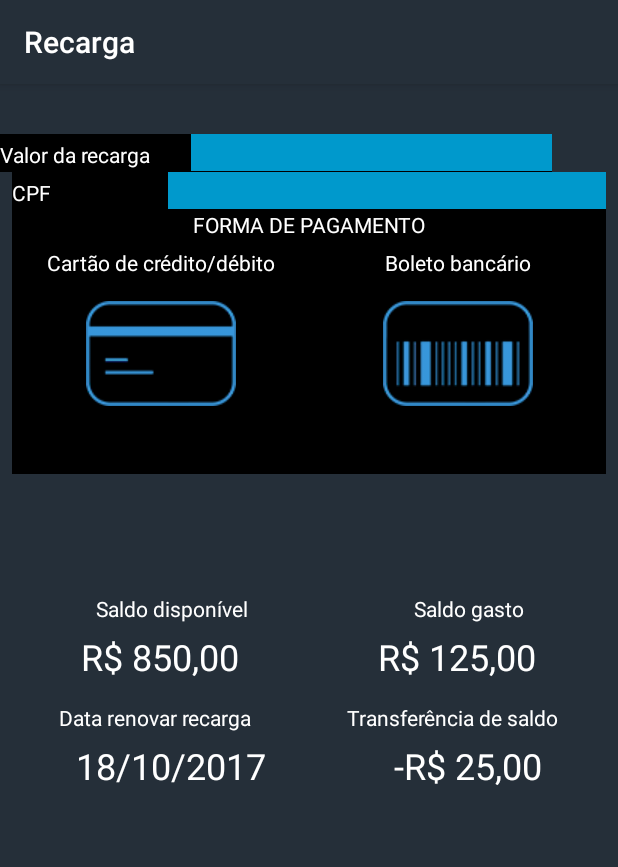
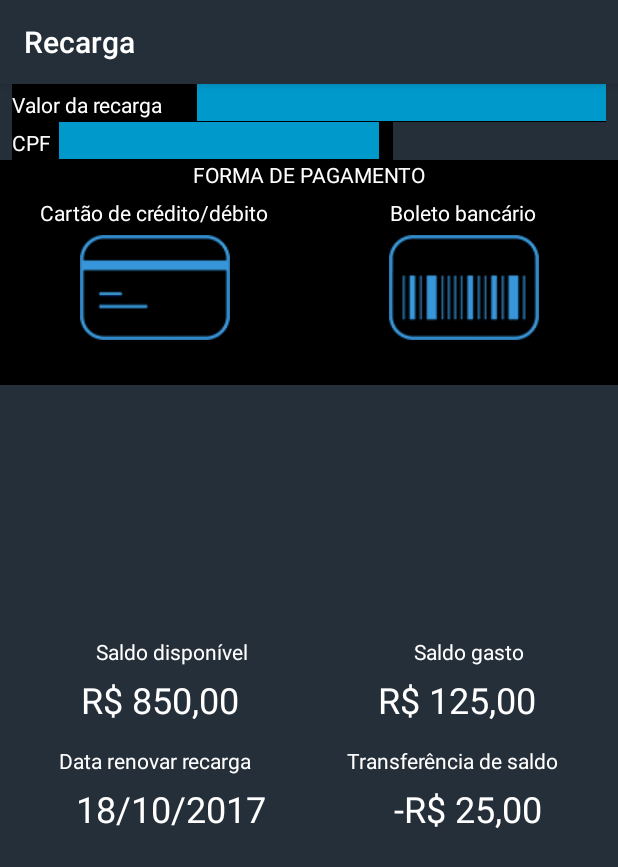
Before and after one commit to RobsonFDias/Easypasse, an Android app: the RecargaActivity screen opened directly, with no data from a screen before it, on a phone screen of 412 x 824 dp. Shown: the top 867 px of the screen. Run offline under Robolectric (Android 15) with nearby library versions, the phone set to English and light mode, and no system bars.

Commit message:
Criado include para colocar o fragment do cartão e do boleto

```diff
--- /dev/null
+++ b/app/src/main/java/com/example/gustavo/easypasse/CartaoBoletoFragment.java
@@ -0,0 +1,108 @@
+package com.example.gustavo.easypasse;
+
+import android.content.Context;
+import android.net.Uri;
+import android.os.Bundle;
+import android.support.v4.app.Fragment;
+import android.view.LayoutInflater;
+import android.view.View;
+import android.view.ViewGroup;
+
+
+/**
+ * A simple {@link Fragment} subclass.
+ * Activities that contain this fragment must implement the
+ * {@link CartaoBoletoFragment.OnFragmentInteractionListener} interface
+ * to handle interaction events.
+ * Use the {@link CartaoBoletoFragment#newInstance} factory method to
+ * create an instance of this fragment.
+ */
+public class CartaoBoletoFragment extends Fragment {
+    // TODO: Rename parameter arguments, choose names that match
+    // the fragment initialization parameters, e.g. ARG_ITEM_NUMBER
+    private static final String ARG_PARAM1 = "param1";
+    private static final String ARG_PARAM2 = "param2";
+
+    // TODO: Rename and change types of parameters
+    private String mParam1;
+    private String mParam2;
+
+    private OnFragmentInteractionListener mListener;
+
+    public CartaoBoletoFragment() {
+        // Required empty public constructor
+    }
+
+    /**
+     * Use this factory method to create a new instance of
+     * this fragment using the provided parameters.
+     *
+     * @param param1 Parameter 1.
+     * @param param2 Parameter 2.
+     * @return A new instance of fragment CartaoBoletoFragment.
+     */
+    // TODO: Rename and change types and number of parameters
+    public static CartaoBoletoFragment newInstance(String param1, String param2) {
+        CartaoBoletoFragment fragment = new CartaoBoletoFragment();
+        Bundle args = new Bundle();
+        args.putString(ARG_PARAM1, param1);
+        args.putString(ARG_PARAM2, param2);
+        fragment.setArguments(args);
+        return fragment;
+    }
+
+    @Override
+    public void onCreate(Bundle savedInstanceState) {
+        super.onCreate(savedInstanceState);
+        if (getArguments() != null) {
+            mParam1 = getArguments().getString(ARG_PARAM1);
+            mParam2 = getArguments().getString(ARG_PARAM2);
+        }
+    }
+
+    @Override
+    public View onCreateView(LayoutInflater inflater, ViewGroup container,
+                             Bundle savedInstanceState) {
+        // Inflate the layout for this fragment
+        return inflater.inflate(R.layout.fragment_cartao_boleto, container, false);
+    }
+
+    // TODO: Rename method, update argument and hook method into UI event
+    public void onButtonPressed(Uri uri) {
+        if (mListener != null) {
+            mListener.onFragmentInteraction(uri);
+        }
+    }
+
+    @Override
+    public void onAttach(Context context) {
+        super.onAttach(context);
+        if (context instanceof OnFragmentInteractionListener) {
+            mListener = (OnFragmentInteractionListener) context;
+        } else {
+            throw new RuntimeException(context.toString()
+                    + " must implement OnFragmentInteractionListener");
+        }
+    }
+
+    @Override
+    public void onDetach() {
+        super.onDetach();
+        mListener = null;
+    }
+
+    /**
+     * This interface must be implemented by activities that contain this
+     * fragment to allow an interaction in this fragment to be communicated
+     * to the activity and potentially other fragments contained in that
+     * activity.
+     * <p>
+     * See the Android Training lesson <a href=
+     * "http://developer.android.com/training/basics/fragments/communicating.html"
+     * >Communicating with Other Fragments</a> for more information.
+     */
+    public interface OnFragmentInteractionListener {
+        // TODO: Update argument type and name
+        void onFragmentInteraction(Uri uri);
+    }
+}
--- a/app/src/main/java/com/example/gustavo/easypasse/RecargaActivity.java
+++ b/app/src/main/java/com/example/gustavo/easypasse/RecargaActivity.java
@@ -32,8 +32,8 @@ public class RecargaActivity extends AppCompatActivity {
         valorRecarga = (EditText) findViewById(R.id.edtValorRecarga);
         cpf = (EditText) findViewById(R.id.edtCpf);
 
-        cartaoCreditoDebito = (ImageButton) findViewById(R.id.ibCartaoCreditoDebito);
-        boleto = (ImageButton) findViewById(R.id.ibBoleto);
+        //cartaoCreditoDebito = (ImageButton) findViewById(R.id.ibCartaoCreditoDebito);
+        //boleto = (ImageButton) findViewById(R.id.ibBoleto);
 
         saldoDisponivel = (TextView) findViewById(R.id.tvValorSaldoDisponivel);
         saldoGasto = (TextView) findViewById(R.id.tvValorSaldoGasto);
@@ -41,14 +41,14 @@ public class RecargaActivity extends AppCompatActivity {
         transSaldo = (TextView) findViewById(R.id.tvValorTransSaldo);
 
 
-        cartaoCreditoDebito.setOnClickListener(new View.OnClickListener() {
-            @Override
-            public void onClick(View view) {
-                getSupportFragmentManager().
-                        beginTransaction().
-                        replace(R.id.fragment_cartao, new CartaoCreditoFragment()).commit();
-            }
-        });
+//        cartaoCreditoDebito.setOnClickListener(new View.OnClickListener() {
+//            @Override
+//            public void onClick(View view) {
+//                getSupportFragmentManager().
+//                        beginTransaction().
+//                        replace(R.id.fragment_cartao, new CartaoCreditoFragment()).commit();
+//            }
+//        });
 
     }
 
--- a/app/src/main/res/layout/content_recarga.xml
+++ b/app/src/main/res/layout/content_recarga.xml
@@ -11,13 +11,16 @@
 
     <LinearLayout
         android:id="@+id/linearLayout11"
-        android:layout_width="368dp"
+        android:layout_width="0dp"
         android:layout_height="25dp"
+        android:layout_marginEnd="8dp"
+        android:layout_marginStart="8dp"
         android:background="@android:color/black"
         android:orientation="horizontal"
-        tools:layout_editor_absoluteX="8dp"
-        app:layout_constraintTop_toTopOf="parent"
-        android:layout_marginTop="33dp">
+        app:layout_constraintEnd_toEndOf="parent"
+        app:layout_constraintHorizontal_bias="0.0"
+        app:layout_constraintStart_toStartOf="parent"
+        app:layout_constraintTop_toTopOf="parent">
 
         <TextView
             android:id="@+id/textView6"
@@ -29,7 +32,7 @@
 
         <EditText
             android:id="@+id/edtValorRecarga"
-            android:layout_width="wrap_content"
+            android:layout_width="250dp"
             android:layout_height="wrap_content"
             android:layout_weight="1"
             android:background="@android:color/holo_blue_dark"
@@ -41,14 +44,12 @@
         android:id="@+id/linearLayout12"
         android:layout_width="0dp"
         android:layout_height="25dp"
-        android:layout_marginEnd="8dp"
-        android:layout_marginLeft="8dp"
         android:layout_marginRight="8dp"
         android:layout_marginStart="8dp"
         android:background="@android:color/black"
         android:orientation="horizontal"
-        app:layout_constraintLeft_toLeftOf="parent"
         app:layout_constraintRight_toRightOf="parent"
+        app:layout_constraintStart_toStartOf="parent"
         app:layout_constraintTop_toBottomOf="@+id/linearLayout11">
 
         <TextView
@@ -63,6 +64,8 @@
             android:id="@+id/edtCPF"
             android:layout_width="wrap_content"
             android:layout_height="wrap_content"
+            android:layout_marginLeft="5dp"
+            android:layout_marginRight="9dp"
             android:layout_weight="1"
             android:background="@android:color/holo_blue_dark"
             android:ems="10"
@@ -70,112 +73,35 @@
     </LinearLayout>
 
     <LinearLayout
-        android:id="@+id/linearLayout13"
-        android:layout_width="0dp"
-        android:layout_height="25dp"
-        android:layout_marginEnd="8dp"
-        android:layout_marginLeft="8dp"
-        android:layout_marginRight="8dp"
-        android:layout_marginStart="8dp"
+        android:id="@+id/linearLayout7"
+        android:layout_width="wrap_content"
+        android:layout_height="wrap_content"
         android:background="@android:color/black"
         android:orientation="horizontal"
-        app:layout_constraintLeft_toLeftOf="parent"
-        app:layout_constraintRight_toRightOf="parent"
-        android:layout_marginTop="0dp"
+        app:layout_constraintEnd_toEndOf="parent"
+        app:layout_constraintHorizontal_bias="0.0"
+        app:layout_constraintStart_toStartOf="parent"
         app:layout_constraintTop_toBottomOf="@+id/linearLayout12">
 
-        <TextView
-            android:id="@+id/textView9"
+        <include
+            layout="@layout/fragment_cartao_boleto"
             android:layout_width="wrap_content"
-            android:layout_height="wrap_content"
-            android:layout_weight="1"
-            android:text="FORMA DE PAGAMENTO"
-            android:textAlignment="center"
-            android:textColor="@android:color/background_light" />
-    </LinearLayout>
+            android:layout_height="wrap_content" />
 
-    <LinearLayout
-        android:id="@+id/linearLayout14"
-        android:layout_width="0dp"
-        android:layout_height="25dp"
-        android:layout_marginEnd="8dp"
-        android:layout_marginLeft="8dp"
-        android:layout_marginRight="8dp"
-        android:layout_marginStart="8dp"
-        android:layout_marginTop="0dp"
-        android:background="@android:color/black"
-        android:orientation="horizontal"
-        app:layout_constraintLeft_toLeftOf="parent"
-        app:layout_constraintRight_toRightOf="parent"
-        app:layout_constraintTop_toBottomOf="@+id/linearLayout13">
-
-        <TextView
-            android:id="@+id/textView13"
-            android:layout_width="wrap_content"
-            android:layout_height="wrap_content"
-            android:layout_weight="0.98"
-            android:text="Cartão de crédito/débito"
-            android:textAlignment="center"
-            android:textColor="@android:color/background_light" />
-
-        <TextView
-            android:id="@+id/textView16"
-            android:layout_width="150dp"
-            android:layout_height="wrap_content"
-            android:layout_weight="1"
-            android:text="Boleto bancário"
-            android:textAlignment="center"
-            android:textColor="@android:color/background_light" />
-
-    </LinearLayout>
-
-    <LinearLayout
-        android:id="@+id/linearLayout15"
-        android:layout_width="0dp"
-        android:layout_height="125dp"
-        android:layout_marginEnd="8dp"
-        android:layout_marginLeft="8dp"
-        android:layout_marginRight="8dp"
-        android:layout_marginStart="8dp"
-        android:background="@android:color/black"
-        android:orientation="horizontal"
-        app:layout_constraintLeft_toLeftOf="parent"
-        app:layout_constraintRight_toRightOf="parent"
-        app:layout_constraintTop_toBottomOf="@+id/linearLayout14">
-
-        <ImageButton
-            android:id="@+id/ibCartaoCreditoDebito"
-            android:layout_width="wrap_content"
-            android:layout_height="wrap_content"
-            android:layout_marginTop="10dp"
-            android:layout_weight="0.49"
-            android:background="@android:color/black"
-            app:srcCompat="@drawable/cartao_de_credito_01" />
-
-        <ImageButton
-            android:id="@+id/ibBoleto"
-            android:layout_width="wrap_content"
-            android:layout_height="wrap_content"
-            android:layout_marginTop="10dp"
-            android:layout_weight="0.49"
-            android:background="@android:color/black"
-            app:srcCompat="@drawable/boleto_bancario_01" />
     </LinearLayout>
 
     <LinearLayout
         android:id="@+id/linearLayout8"
         android:layout_width="0dp"
         android:layout_height="25dp"
-        android:layout_marginEnd="8dp"
         android:layout_marginLeft="8dp"
         android:layout_marginRight="8dp"
-        android:layout_marginStart="8dp"
-        android:layout_marginTop="80dp"
+        android:layout_marginTop="168dp"
         android:orientation="horizontal"
         app:layout_constraintHorizontal_bias="0.0"
         app:layout_constraintLeft_toLeftOf="parent"
         app:layout_constraintRight_toRightOf="parent"
-        app:layout_constraintTop_toBottomOf="@+id/linearLayout15">
+        app:layout_constraintTop_toBottomOf="@+id/linearLayout7">
 
         <TextView
             android:id="@+id/textView10"
@@ -266,17 +192,18 @@
     </LinearLayout>
 
     <LinearLayout
+        android:id="@+id/linearLayout15"
         android:layout_width="0dp"
         android:layout_height="40dp"
         android:layout_marginLeft="8dp"
         android:layout_marginRight="8dp"
         android:orientation="horizontal"
+        app:layout_constraintBottom_toBottomOf="parent"
         app:layout_constraintHorizontal_bias="0.0"
         app:layout_constraintLeft_toLeftOf="parent"
         app:layout_constraintRight_toRightOf="parent"
         app:layout_constraintTop_toBottomOf="@+id/linearLayout10"
-        android:layout_marginStart="8dp"
-        android:layout_marginEnd="8dp">
+        app:layout_constraintVertical_bias="0.0">
 
         <TextView
             android:id="@+id/tvDataRenovarRecarga"
--- /dev/null
+++ b/app/src/main/res/layout/fragment_cartao_boleto.xml
@@ -0,0 +1,89 @@
+<FrameLayout xmlns:android="http://schemas.android.com/apk/res/android"
+    xmlns:app="http://schemas.android.com/apk/res-auto"
+    xmlns:tools="http://schemas.android.com/tools"
+    android:layout_width="match_parent"
+    android:layout_height="match_parent"
+    tools:context="com.example.gustavo.easypasse.CartaoBoletoFragment">
+
+    <!-- TODO: Update blank fragment layout -->
+    <LinearLayout
+        android:id="@+id/linearLayout13"
+        android:layout_width="match_parent"
+        android:layout_height="25dp"
+        android:layout_marginEnd="0dp"
+        android:layout_marginLeft="0dp"
+        android:layout_marginRight="0dp"
+        android:layout_marginStart="0dp"
+        android:layout_marginTop="0dp"
+        android:background="@android:color/black"
+        android:orientation="horizontal"
+        app:layout_constraintLeft_toLeftOf="parent"
+        app:layout_constraintRight_toRightOf="parent"
+        app:layout_constraintTop_toBottomOf="@+id/linearLayout12">
+
+        <TextView
+            android:id="@+id/textView9"
+            android:layout_width="wrap_content"
+            android:layout_height="wrap_content"
+            android:layout_weight="1"
+            android:text="FORMA DE PAGAMENTO"
+            android:textAlignment="center"
+            android:textColor="@android:color/background_light" />
+    </LinearLayout>
+
+    <LinearLayout
+        android:id="@+id/linearLayout14"
+        android:layout_width="wrap_content"
+        android:layout_height="25dp"
+        android:layout_marginTop="25dp"
+        android:background="@android:color/black"
+        android:orientation="horizontal"
+        app:layout_constraintLeft_toLeftOf="parent"
+        app:layout_constraintRight_toRightOf="parent"
+        app:layout_constraintTop_toBottomOf="@+id/linearLayout13">
+
+        <TextView
+            android:id="@+id/textView13"
+            android:layout_width="225dp"
+            android:layout_height="wrap_content"
+            android:layout_weight="0.98"
+            android:text="Cartão de crédito/débito"
+            android:textAlignment="center"
+            android:textColor="@android:color/background_light" />
+
+        <TextView
+            android:id="@+id/textView16"
+            android:layout_width="230dp"
+            android:layout_height="wrap_content"
+            android:layout_weight="1"
+            android:text="Boleto bancário"
+            android:textAlignment="center"
+            android:textColor="@android:color/background_light" />
+
+    </LinearLayout>
+
+    <LinearLayout
+        android:id="@+id/LinearLayoutCartaoBoleto"
+        android:layout_width="match_parent"
+        android:layout_height="100dp"
+        android:layout_marginTop="50dp"
+        android:background="@android:color/black"
+        android:orientation="horizontal">
+
+        <ImageButton
+            android:id="@+id/ibCartaoCredito"
+            android:layout_width="100dp"
+            android:layout_height="wrap_content"
+            android:layout_weight="1"
+            android:background="@android:color/black"
+            android:src="@drawable/cartao_de_credito_01" />
+
+        <ImageButton
+            android:id="@+id/ibBoleto"
+            android:layout_width="100dp"
+            android:layout_height="wrap_content"
+            android:layout_weight="1"
+            android:background="@android:color/black"
+            android:src="@drawable/boleto_bancario_01" />
+    </LinearLayout>
+</FrameLayout>
```
